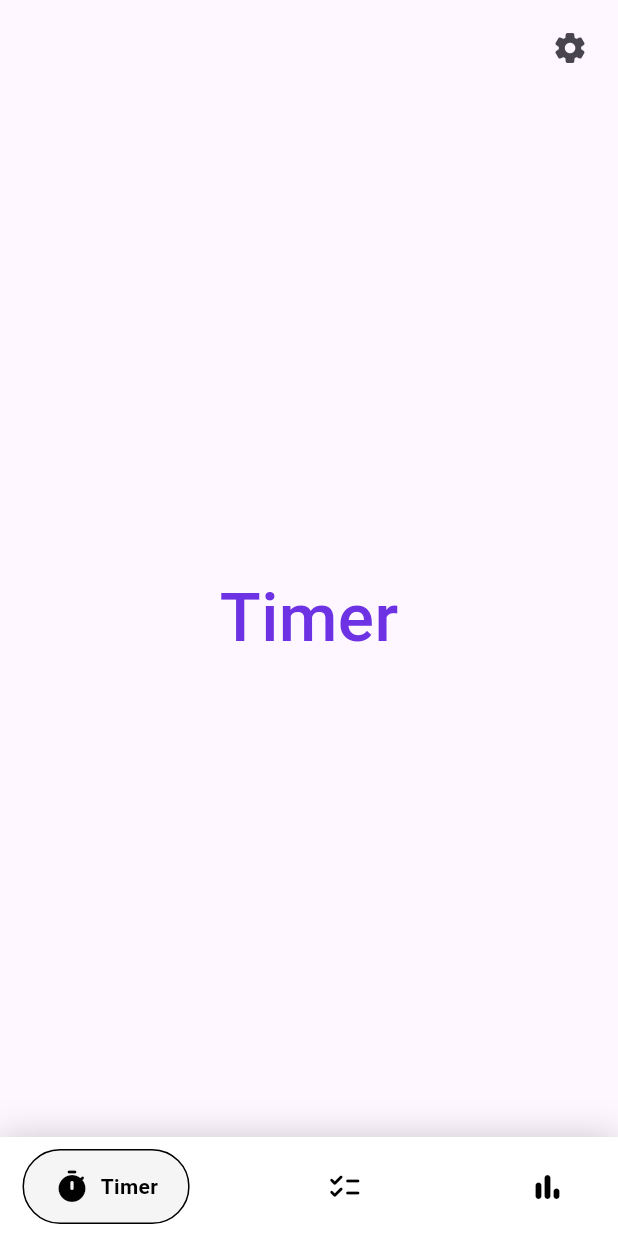
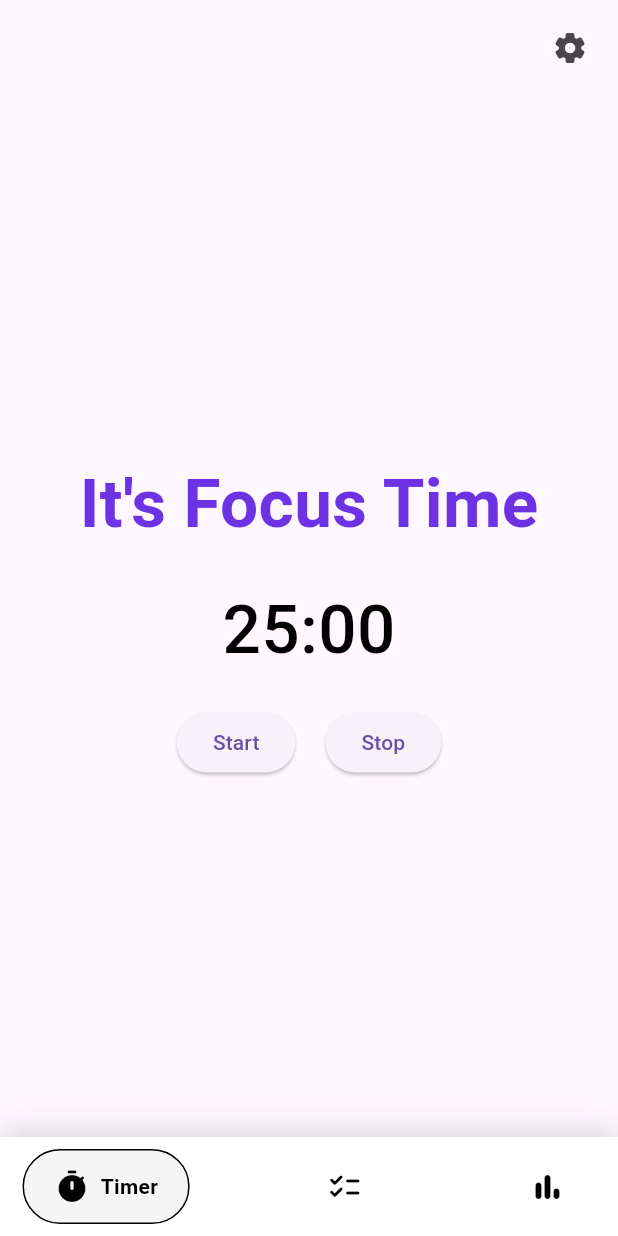
Before and after one commit to Arunhegde1231/pomato, a Flutter app: the screen it shows after launch, on a phone screen of 412 x 824 dp. Run offline on Flutter 3.47's test engine with Material 3 defaults, Android fonts, the light colour scheme and no system bars; drawn by our look-alikes of google_nav_bar; our stand-ins replace shared_preferences, sleek_circular_slider; missing offline and left inert: flutter_settings_ui.

Commit message:
added timer

```diff
--- a/lib/screens/timerscreen.dart
+++ b/lib/screens/timerscreen.dart
@@ -1,44 +1,144 @@
 import 'package:flutter/material.dart';
 import 'package:shared_preferences/shared_preferences.dart';
+import 'dart:async';
 
 class TimerScreen extends StatefulWidget {
   const TimerScreen({super.key});
 
   @override
   State<StatefulWidget> createState() {
-    return _TimerScreen();
+    return _TimerScreenState();
   }
 }
 
-class _TimerScreen extends State<TimerScreen> {
-  double timer = 0;
-  double breakTime = 0;
+class _TimerScreenState extends State<TimerScreen> {
+  int timer = 25;
+  int breakTime = 10;
+  bool isBreakTime = false;
+  int remainingTime = 0;
+  Timer? _timer;
+  bool isPaused = false;
+  bool isRunning = false;
 
   @override
   void initState() {
     super.initState();
-    _loadtimerdata();
+    _loadTimerData();
   }
 
-  Future<void> _loadtimerdata() async {
+  Future<void> _loadTimerData() async {
     final prefs = await SharedPreferences.getInstance();
     setState(() {
-      timer = prefs.getDouble('timerValue')?? 25;
-      breakTime = prefs.getDouble('breakvalue')?? 10;
+      timer = prefs.getInt('timerValue') ?? 25;
+      breakTime = prefs.getInt('breakValue') ?? 10;
+      remainingTime = timer * 60;
     });
+  }
+
+  void _startTimer() {
+    setState(() {
+      isRunning = true;
+      isPaused = false;
+    });
+    _timer?.cancel();
+    _timer = Timer.periodic(const Duration(seconds: 1), (timer) {
+      setState(() {
+        if (!isPaused) {
+          if (remainingTime > 0) {
+            remainingTime--;
+          } else {
+            _timer?.cancel();
+            _switchMode();
+          }
+        }
+      });
+    });
+  }
+
+  void _pauseResumeTimer() {
+    setState(() {
+      isPaused = !isPaused;
+    });
+  }
+
+  void _stopTimer() {
+    _timer?.cancel();
+    setState(() {
+      isRunning = false;
+      isPaused = false;
+      remainingTime = isBreakTime ? breakTime * 60 : timer * 60;
+    });
+  }
+
+  void _switchMode() {
+    setState(() {
+      if (isBreakTime) {
+        remainingTime = timer * 60;
+        isBreakTime = false;
+      } else {
+        remainingTime = breakTime * 60;
+        isBreakTime = true;
+      }
+    });
+    _startTimer();
+  }
+
+  @override
+  void dispose() {
+    _timer?.cancel();
+    super.dispose();
   }
 
   @override
   Widget build(BuildContext context) {
-    return const Center(
-      child: Text(
-        "Timer",
-        style: TextStyle(
-          color: Color.fromRGBO(109, 50, 227, 1),
-          fontSize: 45,
-          fontWeight: FontWeight.w500,
-        ),
+    return Scaffold(
+      body: Column(
+        mainAxisAlignment: MainAxisAlignment.center,
+        children: <Widget>[
+          Container(
+            alignment: Alignment.topCenter,
+            child: Text(
+              isBreakTime ? "Take a Break" : "It's Focus Time",
+              style: const TextStyle(
+                color: Color.fromRGBO(109, 50, 227, 1),
+                fontSize: 45,
+                fontWeight: FontWeight.bold,
+              ),
+            ),
+          ),
+          const SizedBox(height: 20),
+          Text(
+            _formatTime(remainingTime),
+            style: const TextStyle(
+              color: Colors.black,
+              fontSize: 45,
+              fontWeight: FontWeight.w500,
+            ),
+          ),
+          const SizedBox(height: 20),
+          Row(
+            mainAxisAlignment: MainAxisAlignment.center,
+            children: [
+              ElevatedButton(
+                onPressed: isRunning ? _pauseResumeTimer : _startTimer,
+                child:
+                    Text(isRunning ? (isPaused ? 'Resume' : 'Pause') : 'Start'),
+              ),
+              const SizedBox(width: 20),
+              ElevatedButton(
+                onPressed: _stopTimer,
+                child: const Text('Stop'),
+              ),
+            ],
+          ),
+        ],
       ),
     );
   }
+
+  String _formatTime(int seconds) {
+    final minutes = seconds ~/ 60;
+    final remainingSeconds = seconds % 60;
+    return '${minutes.toString().padLeft(2, '0')}:${remainingSeconds.toString().padLeft(2, '0')}';
+  }
 }
```
Also changed, not shown: lib/screens/settings.dart (+21 -0 lines).
